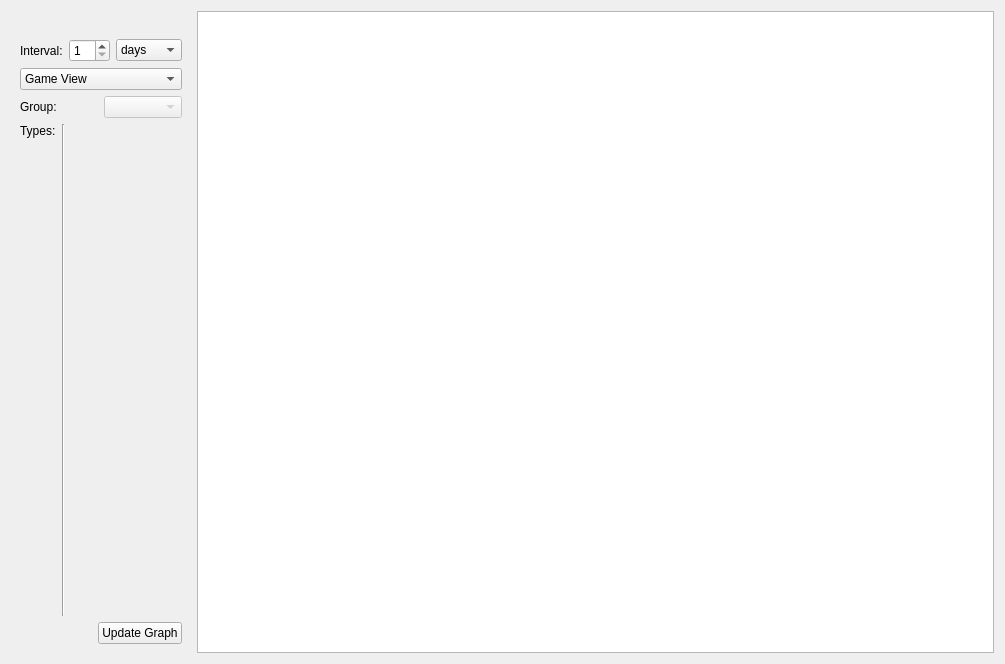
This is ui/AARForm.ui in dmzdev/stance as Qt 5 draws it before an edit. The edited form follows.
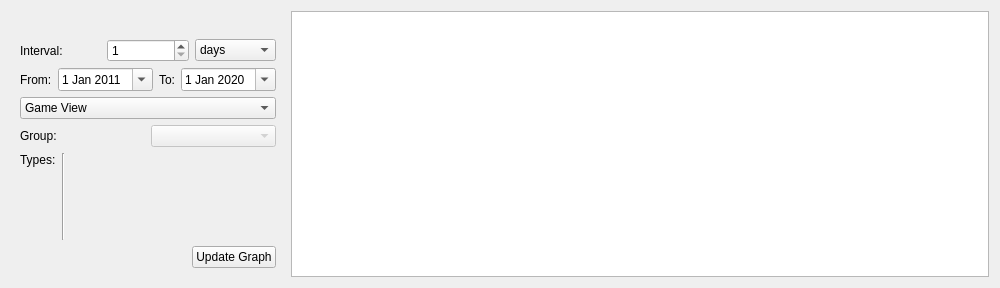
This is the edited form.

Commit message: Start/End date to aar graph.

Diff of the .ui file:
```diff
--- a/ui/AARForm.ui
+++ b/ui/AARForm.ui
@@ -6,8 +6,8 @@
    <rect>
     <x>0</x>
     <y>0</y>
-    <width>1005</width>
-    <height>664</height>
+    <width>1000</width>
+    <height>288</height>
    </rect>
   </property>
   <property name="windowTitle">
@@ -68,6 +68,52 @@
          </item>
         </layout>
        </item>
+       <item>
+        <layout class="QHBoxLayout" name="horizontalLayout_6">
+         <item>
+          <widget class="QLabel" name="label_4">
+           <property name="text">
+            <string>From:</string>
+           </property>
+          </widget>
+         </item>
+         <item>
+          <widget class="QDateEdit" name="startDate">
+           <property name="date">
+            <date>
+             <year>2011</year>
+             <month>1</month>
+             <day>1</day>
+            </date>
+           </property>
+           <property name="calendarPopup">
+            <bool>true</bool>
+           </property>
+          </widget>
+         </item>
+         <item>
+          <widget class="QLabel" name="label_5">
+           <property name="text">
+            <string>To:</string>
+           </property>
+          </widget>
+         </item>
+         <item>
+          <widget class="QDateEdit" name="endDate">
+           <property name="date">
+            <date>
+             <year>2020</year>
+             <month>1</month>
+             <day>1</day>
+            </date>
+           </property>
+           <property name="calendarPopup">
+            <bool>true</bool>
+           </property>
+          </widget>
+         </item>
+        </layout>
+       </item>
        <item>
         <widget class="QComboBox" name="groupViewTypeList">
          <item>
```
The commit also changes 1 other file.
